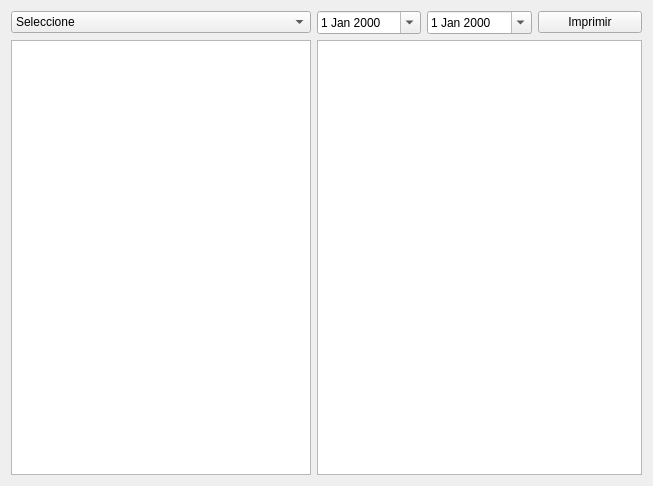
Before: the Qt Designer form reporte/ui_reporte.ui in rodety/Jireh, drawn with Qt 5.
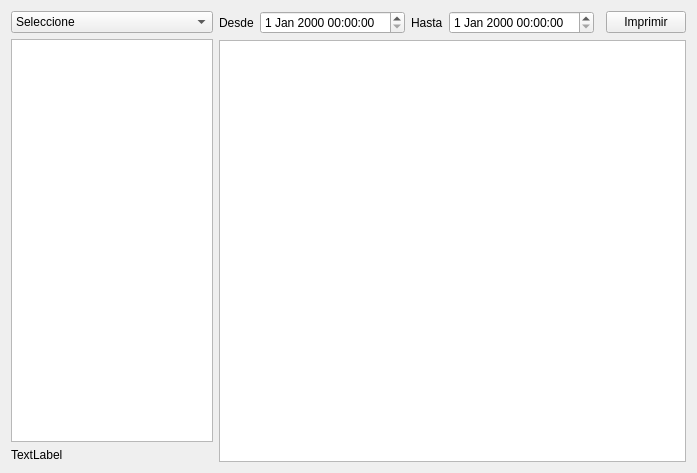
After: the same form once the commit is applied. Icons and pictures are not drawn.

Commit message: Agregando reportes

```diff
--- a/reporte/ui_reporte.ui
+++ b/reporte/ui_reporte.ui
@@ -6,8 +6,8 @@
    <rect>
     <x>0</x>
     <y>0</y>
-    <width>653</width>
-    <height>486</height>
+    <width>697</width>
+    <height>473</height>
    </rect>
   </property>
   <property name="windowTitle">
@@ -15,8 +15,8 @@
   </property>
   <layout class="QGridLayout" name="gridLayout_2">
    <item row="0" column="0">
-    <layout class="QGridLayout" name="gridLayout">
-     <item row="0" column="0">
+    <layout class="QVBoxLayout" name="verticalLayout">
+     <item>
       <widget class="QComboBox" name="comboBox_entidades">
        <item>
         <property name="text">
@@ -45,21 +45,42 @@
        </item>
       </widget>
      </item>
-     <item row="0" column="1">
-      <widget class="QDateEdit" name="dateEdit">
-       <property name="calendarPopup">
-        <bool>true</bool>
+     <item>
+      <widget class="QListView" name="listView_entidad">
+       <property name="maximumSize">
+        <size>
+         <width>300</width>
+         <height>16777215</height>
+        </size>
+       </property>
+      </widget>
+     </item>
+     <item>
+      <widget class="QLabel" name="label_total">
+       <property name="text">
+        <string>TextLabel</string>
+       </property>
+      </widget>
+     </item>
+    </layout>
+   </item>
+   <item row="0" column="1">
+    <layout class="QGridLayout" name="gridLayout">
+     <item row="0" column="0">
+      <widget class="QLabel" name="label">
+       <property name="text">
+        <string>Desde</string>
        </property>
       </widget>
      </item>
      <item row="0" column="2">
-      <widget class="QDateEdit" name="dateEdit_2">
-       <property name="calendarPopup">
-        <bool>true</bool>
+      <widget class="QLabel" name="label_2">
+       <property name="text">
+        <string>Hasta</string>
        </property>
       </widget>
      </item>
-     <item row="0" column="3">
+     <item row="0" column="5">
       <widget class="QPushButton" name="pushButton_imprimir">
        <property name="text">
         <string>Imprimir</string>
@@ -70,23 +91,32 @@
        </property>
       </widget>
      </item>
-     <item row="1" column="0">
-      <widget class="QListView" name="listView_entidad">
-       <property name="maximumSize">
+     <item row="0" column="4">
+      <spacer name="horizontalSpacer">
+       <property name="orientation">
+        <enum>Qt::Horizontal</enum>
+       </property>
+       <property name="sizeHint" stdset="0">
         <size>
-         <width>300</width>
-         <height>16777215</height>
+         <width>40</width>
+         <height>20</height>
         </size>
        </property>
-      </widget>
+      </spacer>
      </item>
-     <item row="1" column="1" colspan="3">
+     <item row="1" column="0" colspan="6">
       <widget class="QTableView" name="tableView_principal">
        <property name="sortingEnabled">
         <bool>false</bool>
        </property>
       </widget>
      </item>
+     <item row="0" column="1">
+      <widget class="QDateTimeEdit" name="dateTimeEdit_desde"/>
+     </item>
+     <item row="0" column="3">
+      <widget class="QDateTimeEdit" name="dateTimeEdit_hasta"/>
+     </item>
     </layout>
    </item>
   </layout>
```
Left out of the diff: 2 changed lines with no effect on the pictures. The commit also changes 2 other files.
